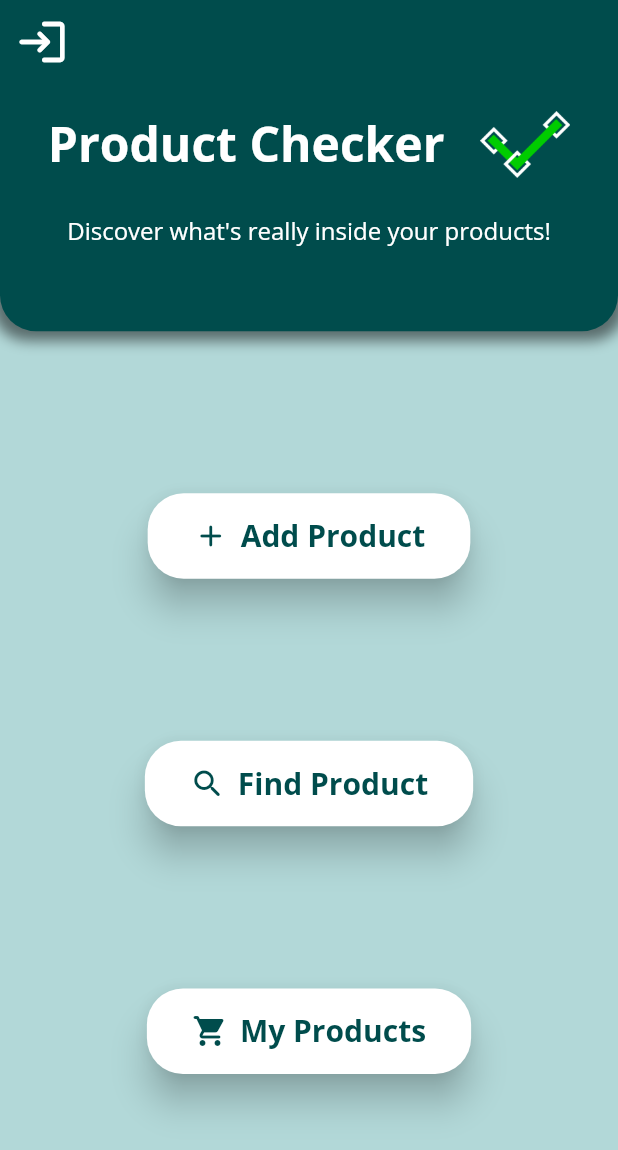
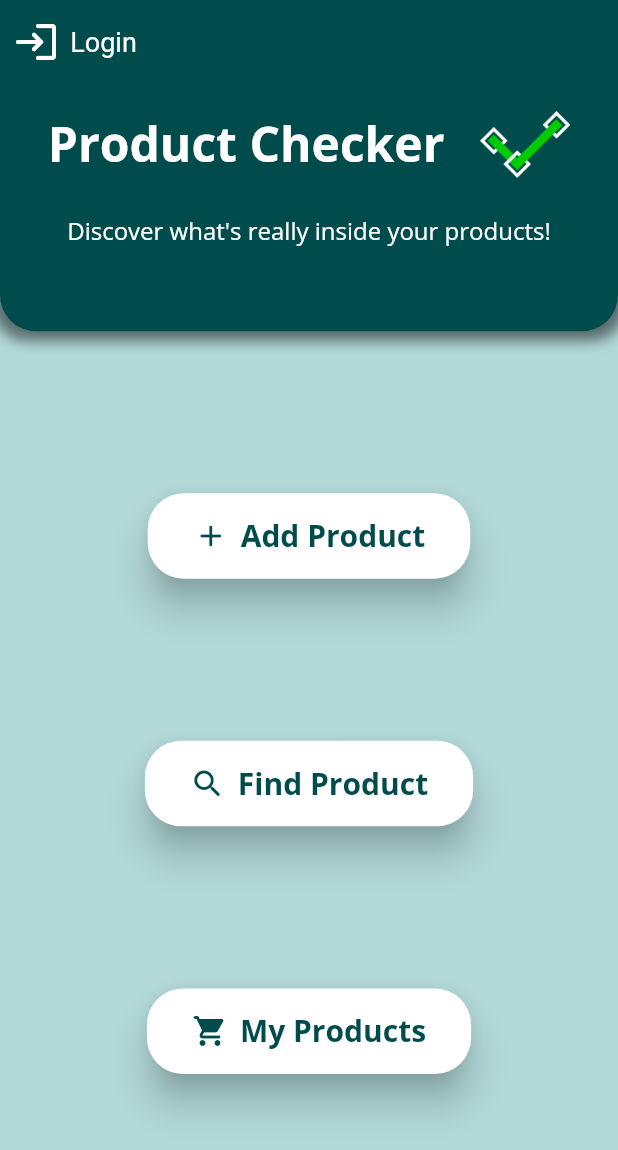
Before and after one commit to riccardodm97/manufacturing-tracker, a Flutter app: the screen it shows after launch, on a phone screen of 412 x 824 dp. Shown: the top 1150 px of the screen. Run offline on Flutter 3.47's test engine with Material 2 defaults, Android fonts, the light colour scheme and no system bars; our stand-ins replace cloud_firestore, firebase_core, get_it, google_fonts, shared_preferences, stacked; missing offline and left inert: qr_code_scanner, web3dart; accounts and stored records are empty; statements that could not run were skipped.

Commit message:
new login button

```diff
--- a/lib/ui/home_view.dart
+++ b/lib/ui/home_view.dart
@@ -16,6 +16,7 @@ class HomeView extends StatelessWidget {
             appBar: AppBar(
               elevation: 0,
               leading: AuthButton(),
+              leadingWidth: MediaQuery.of(context).size.width,
               backgroundColor: color1,
             ),
             body: Column(
@@ -156,18 +157,32 @@ class AuthButton extends ViewModelWidget<HomeViewModel> {
   @override
   Widget build(BuildContext context, HomeViewModel viewModel) {
     return viewModel.isUserLogged
-        ? IconButton(
-            icon: const Icon(Icons.logout_rounded),
+        ? TextButton.icon(
+            icon: const Icon(
+              Icons.logout_rounded,
+              size: 32,
+            ),
+            label: const Text('Logout'),
             onPressed: () {
               viewModel.logOut();
             },
-            color: color7,
-            iconSize: 36.0,
+            style: TextButton.styleFrom(
+              alignment: Alignment.centerLeft,
+              primary: color7,
+              textStyle: const TextStyle(fontSize: 18),
+            ),
           )
-        : IconButton(
-            icon: const Icon(Icons.login_rounded),
-            color: color7,
-            iconSize: 36.0,
+        : TextButton.icon(
+            icon: const Icon(
+              Icons.login_rounded,
+              size: 32,
+            ),
+            label: const Text('Login'),
+            style: TextButton.styleFrom(
+              alignment: Alignment.centerLeft,
+              primary: color7,
+              textStyle: const TextStyle(fontSize: 18),
+            ),
             onPressed: () {
               showGeneralDialog(
                 context: context,
@@ -261,7 +276,7 @@ class AuthButton extends ViewModelWidget<HomeViewModel> {
                       parent: animation,
                       curve: Curves.easeOut,
                     ).drive(Tween<Offset>(
-                      begin: Offset(0, -1.0),
+                      begin: const Offset(0, -1.0),
                       end: Offset.zero,
                     )),
                     child: child,
```
